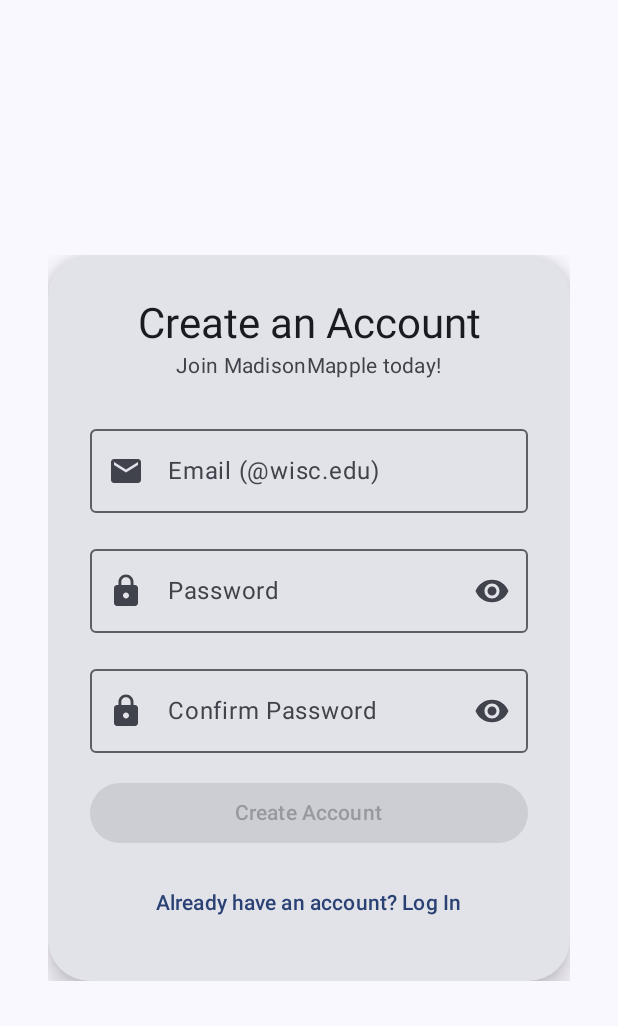
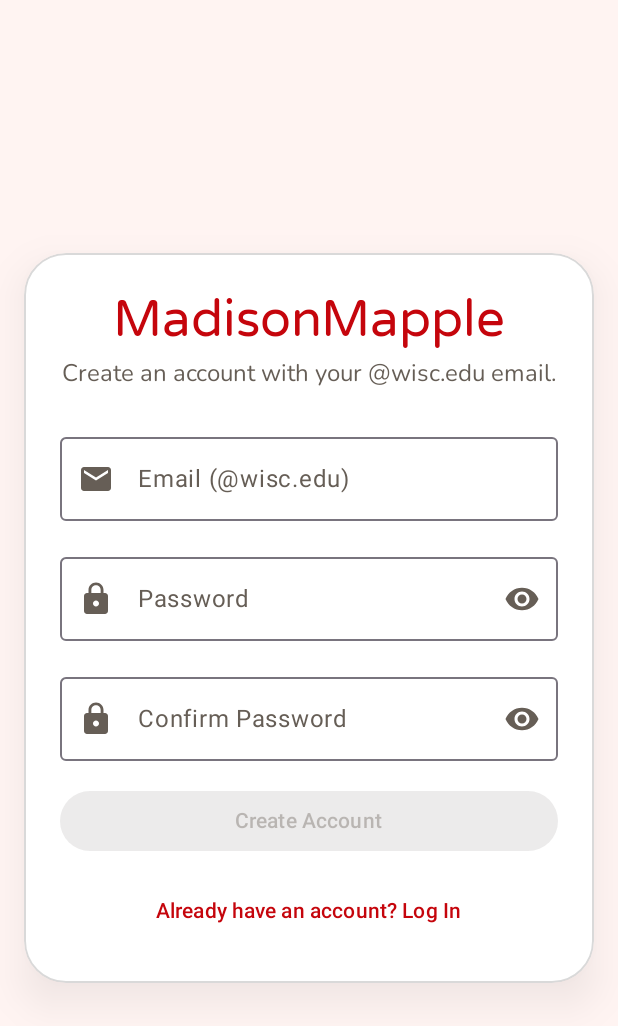
Before and after one commit to Caleb-C6/MadisonMapple, an Android app built with Jetpack Compose: the screen it shows after launch (MainActivity), after a tap on "Don't have an account? Sign Up", on a phone screen of 412 x 824 dp. Shown: the top 1026 px of the screen. Run offline under Robolectric (Android 15) with nearby library versions, the phone set to English and light mode, and no system bars; our stand-ins replace Firebase (no records; nobody signed in at launch, a user with empty details on screens opened directly).

Commit message:
Made some polishes to the UI

```diff
--- a/app/src/main/java/com/cs407/myapplication/MainActivity.kt
+++ b/app/src/main/java/com/cs407/myapplication/MainActivity.kt
@@ -5,14 +5,14 @@ import androidx.activity.ComponentActivity
 import androidx.activity.compose.setContent
 import androidx.activity.enableEdgeToEdge
 import com.cs407.myapplication.ui.screens.SlidingMenu
-import com.cs407.myapplication.ui.theme.MyApplicationTheme
+import com.cs407.myapplication.ui.theme.MadisonMappleTheme
 
 class MainActivity : ComponentActivity() {
     override fun onCreate(savedInstanceState: Bundle?) {
         super.onCreate(savedInstanceState)
         enableEdgeToEdge()
         setContent {
-            MyApplicationTheme {
+            MadisonMappleTheme {
                 SlidingMenu()
             }
         }
--- a/app/src/main/java/com/cs407/myapplication/ui/screens/LoginScreen.kt
+++ b/app/src/main/java/com/cs407/myapplication/ui/screens/LoginScreen.kt
@@ -1,6 +1,7 @@
 package com.cs407.myapplication.ui.screens
 
 import android.widget.Toast
+import androidx.compose.foundation.border
 import androidx.compose.foundation.layout.*
 import androidx.compose.material.icons.Icons
 import androidx.compose.material.icons.filled.Email
@@ -11,16 +12,35 @@ import androidx.compose.material3.*
 import androidx.compose.runtime.*
 import androidx.compose.ui.Alignment
 import androidx.compose.ui.Modifier
+import androidx.compose.ui.draw.shadow
+import androidx.compose.ui.graphics.Color
 import androidx.compose.ui.platform.LocalContext
 import androidx.compose.ui.text.input.PasswordVisualTransformation
 import androidx.compose.ui.text.input.VisualTransformation
 import androidx.compose.ui.unit.dp
 import androidx.navigation.NavController
-import androidx.compose.animation.animateContentSize
 import com.cs407.myapplication.ui.auth.AuthManager
 import com.cs407.myapplication.ui.auth.isValidEmail
 import com.cs407.myapplication.ui.auth.isWiscEmail
 import kotlinx.coroutines.launch
+
+@Composable
+fun polishedCardModifier(): Modifier {
+    return Modifier
+        .fillMaxWidth()
+        .padding(vertical = 28.dp)
+        .shadow(
+            elevation = 15.dp,
+            shape = MaterialTheme.shapes.extraLarge,
+            ambientColor = Color.Black.copy(alpha = 0.2f),
+            spotColor = Color.Black.copy(alpha = 0.3f)
+        )
+        .border(
+            width = 1.dp,
+            color = Color.Black.copy(alpha = 0.15f),
+            shape = MaterialTheme.shapes.extraLarge
+        )
+}
 
 @OptIn(ExperimentalMaterial3Api::class)
 @Composable
@@ -65,33 +85,38 @@ fun LoginScreen(navController: NavController) {
             }
     }
 
+    // Screen background comes from MaterialTheme.colorScheme.background
     Box(
         modifier = Modifier
             .fillMaxSize()
-            .padding(16.dp),
+            .padding(horizontal = 16.dp),
         contentAlignment = Alignment.Center
     ) {
         Card(
-            modifier = Modifier
-                .fillMaxWidth()
-                .padding(16.dp)
-                .animateContentSize(),
-            elevation = CardDefaults.cardElevation(10.dp),
-            shape = MaterialTheme.shapes.extraLarge
+            modifier = polishedCardModifier(),
+            shape = MaterialTheme.shapes.extraLarge,
+            colors = CardDefaults.cardColors(
+                containerColor = MaterialTheme.colorScheme.surface
+            )
         ) {
             Column(
-                modifier = Modifier.padding(28.dp),
+                modifier = Modifier.padding(24.dp),
                 horizontalAlignment = Alignment.CenterHorizontally
             ) {
 
-                Text("Welcome Back", style = MaterialTheme.typography.headlineMedium)
                 Text(
-                    "Log in to continue",
+                    text = "MadisonMapple",
+                    style = MaterialTheme.typography.headlineLarge,
+                    color = MaterialTheme.colorScheme.primary
+                )
+                Spacer(Modifier.height(4.dp))
+                Text(
+                    text = "Where Badgers find homes — and each other.",
                     style = MaterialTheme.typography.bodyMedium,
                     color = MaterialTheme.colorScheme.onSurfaceVariant
                 )
 
-                Spacer(Modifier.height(24.dp))
+                Spacer(Modifier.height(28.dp))
 
                 // EMAIL
                 OutlinedTextField(
@@ -138,11 +163,12 @@ fun LoginScreen(navController: NavController) {
 
                 Spacer(Modifier.height(16.dp))
 
+                // Error message
                 if (errorMsg.isNotEmpty()) {
                     Text(
                         text = errorMsg,
                         color = MaterialTheme.colorScheme.error,
-                        style = MaterialTheme.typography.bodyMedium
+                        style = MaterialTheme.typography.bodySmall
                     )
                     Spacer(Modifier.height(8.dp))
                 }
@@ -186,7 +212,7 @@ fun LoginScreen(navController: NavController) {
                                         ) {
                                             AuthManager.auth.signOut()
                                             errorMsg =
-                                                "Please verify your @wisc.edu email before logging in. Check your inbox and spam folder."
+                                                "Please verify your @wisc.edu email before logging in. Check your inbox."
                                         } else {
                                             navController.navigate("home") {
                                                 popUpTo("login") { inclusive = true }
@@ -213,6 +239,7 @@ fun LoginScreen(navController: NavController) {
 
                 Spacer(Modifier.height(12.dp))
 
+                // SIGN UP CTA
                 FilledTonalButton(
                     onClick = { navController.navigate("signUp") },
                     modifier = Modifier.fillMaxWidth(),
@@ -223,6 +250,7 @@ fun LoginScreen(navController: NavController) {
 
                 Spacer(Modifier.height(8.dp))
 
+                // FORGOT PASSWORD
                 TextButton(onClick = { showResetDialog = true }) {
                     Text("Forgot Password?")
                 }
--- a/app/src/main/java/com/cs407/myapplication/ui/screens/SignUpScreen.kt
+++ b/app/src/main/java/com/cs407/myapplication/ui/screens/SignUpScreen.kt
@@ -15,7 +15,6 @@ import androidx.compose.ui.platform.LocalContext
 import androidx.compose.ui.text.input.PasswordVisualTransformation
 import androidx.compose.ui.text.input.VisualTransformation
 import androidx.compose.ui.unit.dp
-import androidx.compose.animation.animateContentSize
 import androidx.navigation.NavController
 import com.cs407.myapplication.ui.auth.AuthManager
 import com.cs407.myapplication.ui.auth.isValidEmail
@@ -36,37 +35,43 @@ fun SignUpScreen(navController: NavController) {
     var isPasswordVisible by remember { mutableStateOf(false) }
     var isConfirmPasswordVisible by remember { mutableStateOf(false) }
 
-    val isSubmitAllowed = email.isNotBlank() || password.isNotBlank() || confirmPassword.isNotBlank()
+    val isSubmitAllowed =
+        email.isNotBlank() || password.isNotBlank() || confirmPassword.isNotBlank()
 
     Box(
         modifier = Modifier
             .fillMaxSize()
-            .padding(16.dp),
+            .padding(horizontal = 16.dp),
         contentAlignment = Alignment.Center
     ) {
         Card(
-            modifier = Modifier
-                .fillMaxWidth()
-                .padding(16.dp)
-                .animateContentSize(),
-            elevation = CardDefaults.cardElevation(10.dp),
-            shape = MaterialTheme.shapes.extraLarge
+            modifier = polishedCardModifier(),
+            shape = MaterialTheme.shapes.extraLarge,
+            colors = CardDefaults.cardColors(
+                containerColor = MaterialTheme.colorScheme.surface
+            )
         ) {
             Column(
-                modifier = Modifier.padding(28.dp),
+                modifier = Modifier.padding(24.dp),
                 horizontalAlignment = Alignment.CenterHorizontally
             ) {
 
-                Text("Create an Account", style = MaterialTheme.typography.headlineMedium)
+                // Brand header
                 Text(
-                    "Join MadisonMapple today!",
+                    text = "MadisonMapple",
+                    style = MaterialTheme.typography.headlineLarge,
+                    color = MaterialTheme.colorScheme.primary
+                )
+                Spacer(Modifier.height(4.dp))
+                Text(
+                    text = "Create an account with your @wisc.edu email.",
                     style = MaterialTheme.typography.bodyMedium,
                     color = MaterialTheme.colorScheme.onSurfaceVariant
                 )
 
                 Spacer(Modifier.height(24.dp))
 
-                // EMAIL
+                // EMAIL FIELD
                 OutlinedTextField(
                     value = email,
                     onValueChange = {
@@ -81,7 +86,7 @@ fun SignUpScreen(navController: NavController) {
 
                 Spacer(Modifier.height(16.dp))
 
-                // PASSWORD
+                // PASSWORD FIELD
                 OutlinedTextField(
                     value = password,
                     onValueChange = {
@@ -109,7 +114,7 @@ fun SignUpScreen(navController: NavController) {
 
                 Spacer(Modifier.height(16.dp))
 
-                // CONFIRM PASSWORD
+                // CONFIRM PASSWORD FIELD
                 OutlinedTextField(
                     value = confirmPassword,
                     onValueChange = {
@@ -139,11 +144,12 @@ fun SignUpScreen(navController: NavController) {
 
                 Spacer(Modifier.height(16.dp))
 
+                // ERROR MESSAGE
                 if (errorMsg.isNotEmpty()) {
                     Text(
                         text = errorMsg,
                         color = MaterialTheme.colorScheme.error,
-                        style = MaterialTheme.typography.bodyMedium
+                        style = MaterialTheme.typography.bodySmall
                     )
                     Spacer(Modifier.height(8.dp))
                 }
@@ -174,10 +180,11 @@ fun SignUpScreen(navController: NavController) {
                                     .createUserWithEmailAndPassword(email.trim(), password)
                                     .addOnCompleteListener { task ->
                                         if (task.isSuccessful) {
+
                                             val user = AuthManager.auth.currentUser
                                             user?.sendEmailVerification()
 
-                                            // Immediately log them out; they must verify first
+                                            // Immediately sign out (must verify first)
                                             AuthManager.auth.signOut()
 
                                             Toast.makeText(
@@ -204,6 +211,7 @@ fun SignUpScreen(navController: NavController) {
 
                 Spacer(Modifier.height(12.dp))
 
+                // LOGIN REDIRECT
                 TextButton(
                     onClick = { navController.popBackStack() },
                     modifier = Modifier.fillMaxWidth()
--- a/app/src/main/java/com/cs407/myapplication/ui/screens/SlidingMenu.kt
+++ b/app/src/main/java/com/cs407/myapplication/ui/screens/SlidingMenu.kt
@@ -62,7 +62,7 @@ fun SlidingMenu() {
                     HorizontalDivider()
 
                     NavigationDrawerItem(
-                        label = { Text("Home (Map)") },
+                        label = { Text("Home") },
                         selected = currentRoute == "home",
                         onClick = {
                             scope.launch { drawerState.close() }
--- a/app/src/main/java/com/cs407/myapplication/ui/theme/Color.kt
+++ b/app/src/main/java/com/cs407/myapplication/ui/theme/Color.kt
@@ -2,10 +2,15 @@ package com.cs407.myapplication.ui.theme
 
 import androidx.compose.ui.graphics.Color
 
-val Purple80 = Color(0xFFD0BCFF)
-val PurpleGrey80 = Color(0xFFCCC2DC)
-val Pink80 = Color(0xFFEFB8C8)
+// Core brand
+val MadisonRed = Color(0xFFC5050C)       // Primary red (Badger red)
+val MadisonRedDark = Color(0xFF9B0000)   // Darker red for emphasis
+val MapleOrange = Color(0xFFFF8A50)      // Friendly accent (social vibe)
 
-val Purple40 = Color(0xFF6650a4)
-val PurpleGrey40 = Color(0xFF625b71)
-val Pink40 = Color(0xFF7D5260)
+// Neutrals / backgrounds
+val BackgroundLight = Color(0xFFFFF8F6)  // Soft warm background
+val SurfaceLight = Color(0xFFFFFFFF)     // Cards / surfaces
+val OnSurfaceVariantLight = Color(0xFF6B6B6B)
+
+// Semantic
+val ErrorRed = Color(0xFFB3261E)
--- /dev/null
+++ b/app/src/main/java/com/cs407/myapplication/ui/theme/Shape.kt
@@ -0,0 +1,12 @@
+package com.cs407.myapplication.ui.theme
+
+import androidx.compose.foundation.shape.RoundedCornerShape
+import androidx.compose.material3.Shapes
+import androidx.compose.ui.unit.dp
+
+val MadisonShapes = Shapes(
+    small = RoundedCornerShape(8.dp),
+    medium = RoundedCornerShape(16.dp),
+    large = RoundedCornerShape(24.dp),
+    extraLarge = RoundedCornerShape(28.dp)
+)
--- a/app/src/main/java/com/cs407/myapplication/ui/theme/Theme.kt
+++ b/app/src/main/java/com/cs407/myapplication/ui/theme/Theme.kt
@@ -1,58 +1,47 @@
 package com.cs407.myapplication.ui.theme
 
-import android.app.Activity
-import android.os.Build
-import androidx.compose.foundation.isSystemInDarkTheme
 import androidx.compose.material3.MaterialTheme
-import androidx.compose.material3.darkColorScheme
-import androidx.compose.material3.dynamicDarkColorScheme
-import androidx.compose.material3.dynamicLightColorScheme
 import androidx.compose.material3.lightColorScheme
 import androidx.compose.runtime.Composable
-import androidx.compose.ui.platform.LocalContext
+import androidx.compose.ui.graphics.Color
 
-private val DarkColorScheme = darkColorScheme(
-    primary = Purple80,
-    secondary = PurpleGrey80,
-    tertiary = Pink80
-)
+val BackgroundWarm = Color(0xFFFFF4F2)
+
+val CardSurfaceWhite = Color(0xFFFFFFFF)
+
+val OnSurfaceNeutral = Color(0xFF47413C)
 
 private val LightColorScheme = lightColorScheme(
-    primary = Purple40,
-    secondary = PurpleGrey40,
-    tertiary = Pink40
 
-    /* Other default colors to override
-    background = Color(0xFFFFFBFE),
-    surface = Color(0xFFFFFBFE),
+    primary = MadisonRed,
     onPrimary = Color.White,
+    primaryContainer = MadisonRedDark,
+    onPrimaryContainer = Color.White,
+
+    secondary = MapleOrange,
     onSecondary = Color.White,
-    onTertiary = Color.White,
-    onBackground = Color(0xFF1C1B1F),
-    onSurface = Color(0xFF1C1B1F),
-    */
+
+    background = BackgroundWarm,
+    onBackground = OnSurfaceNeutral,
+
+    surface = CardSurfaceWhite,
+    onSurface = OnSurfaceNeutral,
+
+    surfaceVariant = Color(0xFFF7F2EF),
+    onSurfaceVariant = Color(0xFF665E56),
+
+    error = ErrorRed,
+    onError = Color.White
 )
 
 @Composable
-fun MyApplicationTheme(
-    darkTheme: Boolean = isSystemInDarkTheme(),
-    // Dynamic color is available on Android 12+
-    dynamicColor: Boolean = true,
+fun MadisonMappleTheme(
     content: @Composable () -> Unit
 ) {
-    val colorScheme = when {
-        dynamicColor && Build.VERSION.SDK_INT >= Build.VERSION_CODES.S -> {
-            val context = LocalContext.current
-            if (darkTheme) dynamicDarkColorScheme(context) else dynamicLightColorScheme(context)
-        }
-
-        darkTheme -> DarkColorScheme
-        else -> LightColorScheme
-    }
-
     MaterialTheme(
-        colorScheme = colorScheme,
-        typography = Typography,
+        colorScheme = LightColorScheme,
+        typography = AppTypography,
+        shapes = MadisonShapes,
         content = content
     )
 }
--- a/app/src/main/java/com/cs407/myapplication/ui/theme/Type.kt
+++ b/app/src/main/java/com/cs407/myapplication/ui/theme/Type.kt
@@ -2,33 +2,56 @@ package com.cs407.myapplication.ui.theme
 
 import androidx.compose.material3.Typography
 import androidx.compose.ui.text.TextStyle
+import androidx.compose.ui.text.font.Font
 import androidx.compose.ui.text.font.FontFamily
 import androidx.compose.ui.text.font.FontWeight
 import androidx.compose.ui.unit.sp
+import com.cs407.myapplication.R
 
-// Set of Material typography styles to start with
-val Typography = Typography(
-    bodyLarge = TextStyle(
-        fontFamily = FontFamily.Default,
+// Brand font — Varela Round (Playful, friendly)
+val VarelaRound = FontFamily(
+    Font(R.font.varela_round_regular, weight = FontWeight.Normal)
+)
+
+// Body font — Nunito
+val Nunito = FontFamily(
+    Font(R.font.nunito_regular, weight = FontWeight.Normal),
+    Font(R.font.nunito_semibold, weight = FontWeight.SemiBold)
+)
+
+// GLOBAL TYPOGRAPHY
+val AppTypography = Typography(
+
+    // Big app titles
+    headlineLarge = TextStyle(
+        fontFamily = VarelaRound,
         fontWeight = FontWeight.Normal,
-        fontSize = 16.sp,
-        lineHeight = 24.sp,
-        letterSpacing = 0.5.sp
+        fontSize = 34.sp
+    ),
+
+    headlineMedium = TextStyle(
+        fontFamily = VarelaRound,
+        fontWeight = FontWeight.Normal,
+        fontSize = 28.sp
+    ),
+
+    // Section titles (e.g., Login, Sign Up, labels)
+    titleMedium = TextStyle(
+        fontFamily = Nunito,
+        fontWeight = FontWeight.SemiBold,
+        fontSize = 18.sp
+    ),
+
+    // Body text
+    bodyMedium = TextStyle(
+        fontFamily = Nunito,
+        fontWeight = FontWeight.Normal,
+        fontSize = 16.sp
+    ),
+
+    bodySmall = TextStyle(
+        fontFamily = Nunito,
+        fontWeight = FontWeight.Normal,
+        fontSize = 14.sp
     )
-    /* Other default text styles to override
-    titleLarge = TextStyle(
-        fontFamily = FontFamily.Default,
-        fontWeight = FontWeight.Normal,
-        fontSize = 22.sp,
-        lineHeight = 28.sp,
-        letterSpacing = 0.sp
-    ),
-    labelSmall = TextStyle(
-        fontFamily = FontFamily.Default,
-        fontWeight = FontWeight.Medium,
-        fontSize = 11.sp,
-        lineHeight = 16.sp,
-        letterSpacing = 0.5.sp
-    )
-    */
 )
```
Also changed, not shown: app/src/main/res/font/nunito_regular.ttf (added), app/src/main/res/font/nunito_semibold.ttf (added), app/src/main/res/font/varela_round_regular.ttf (added).
